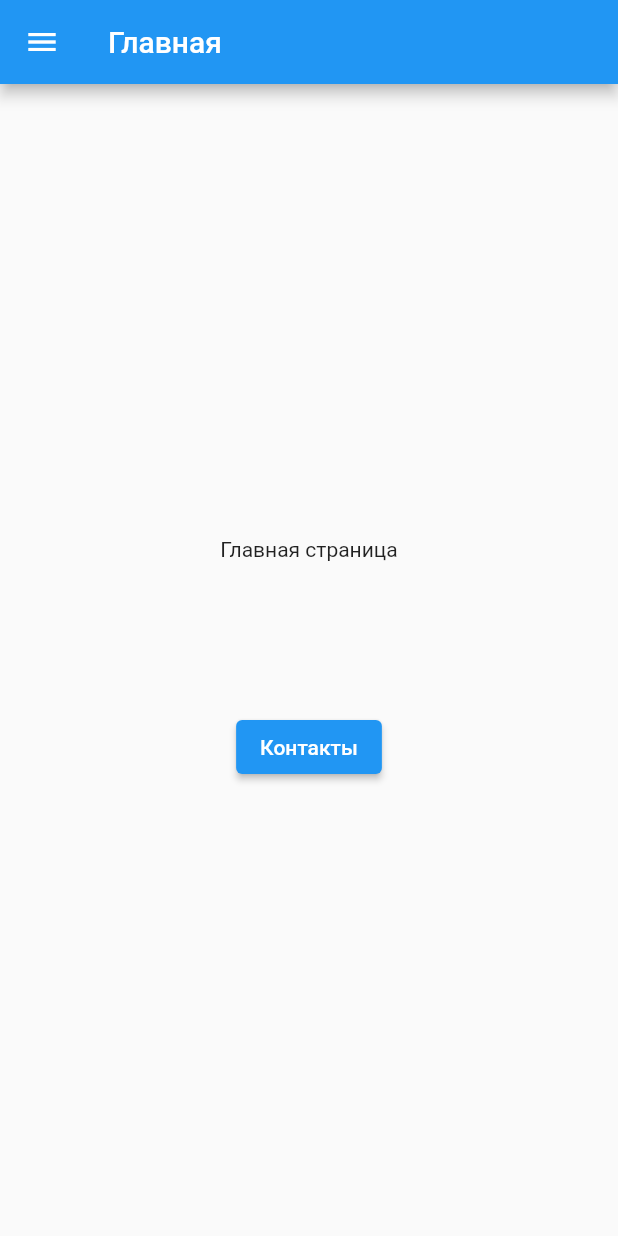
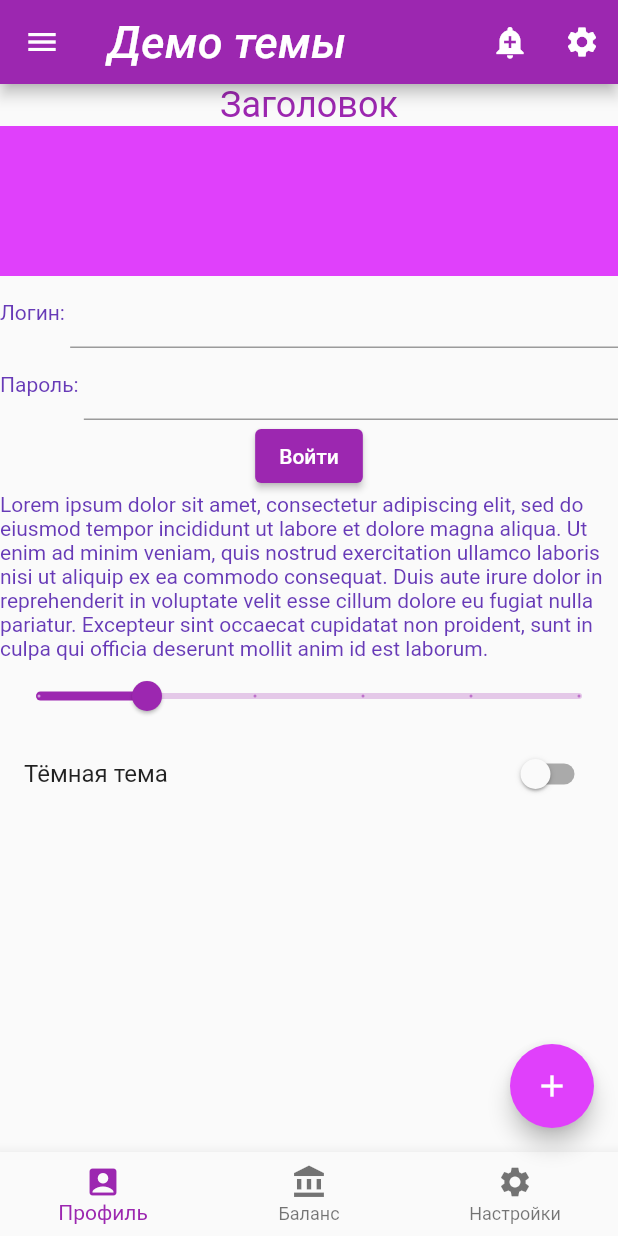
Before and after one commit to MPozh/widgets_demo, a Flutter app: the screen it shows after launch, on a phone screen of 412 x 824 dp. Run offline on Flutter 3.47's test engine with Material 2 defaults, Android fonts, the phone set to English and light mode, and no system bars; our stand-ins replace syncfusion_flutter_sliders; missing offline and left inert: sliding_switch; Roboto replaces fonts that are missing (Georgia, Hind).

Commit message:
добавлена тема оформления

```diff
--- a/lib/main.dart
+++ b/lib/main.dart
@@ -1,10 +1,11 @@
 import 'package:flutter/material.dart';
-import 'package:widgets_demo/app_bar_screen.dart';
-import 'text_demo_screen.dart';
-import 'switches_demo_screen.dart';
-import 'pizza_screen.dart';
-import 'navigation_drawer_screen.dart';
-import 'app_bar_screen.dart';
+import 'package:widgets_demo/screen/app_bar_screen.dart';
+import 'package:widgets_demo/theme_demo_scrren.dart';
+import 'screen/text_demo_screen.dart';
+import 'screen/switches_demo_screen.dart';
+import 'screen/pizza_screen.dart';
+import 'screen/navigation_drawer_screen.dart';
+import 'package:widgets_demo/screen/app_bar_screen.dart';
 import 'navigation_demo.dart';
 
 void main() {
@@ -12,7 +13,7 @@ void main() {
   //runApp(const SwitchesDemoScreen ());
   //runApp(const TextDemoScreen ());
   //runApp(const NavigationDrawerScreen ());
-  runApp(const AppBarScreen ());
-
-  runApp(const NavigationDemoScreen ());
+  //runApp(const AppBarScreen ());
+  //runApp(const NavigationDemoScreen ());
+  runApp(const ThemesDemoApp ());
 }
--- a/lib/navigation_demo.dart
+++ b/lib/navigation_demo.dart
@@ -1,5 +1,6 @@
 import 'package:flutter/material.dart';
-import 'package:widgets_demo/text_demo_screen.dart';
+import 'package:widgets_demo/screen/text_demo_screen.dart';
+import 'package:widgets_demo/utils/global_theme.dart';
 
 class NavigationDemoScreen extends StatefulWidget {
   const NavigationDemoScreen({Key? key}) : super(key: key);
@@ -14,6 +15,7 @@ class _NavigationDemoScreenState extends State<NavigationDemoScreen> {
   @override
   Widget build(BuildContext context) {
     return MaterialApp(
+      theme: globalTheme(),
       //home: const MailScreen() - home здесь нельзя указывать, не работает с initialRoute
       initialRoute: '/',
       routes: {
--- a/lib/switches_demo_screen.dart
+++ b/lib/screen/switches_demo_screen.dart
@@ -1,4 +1,5 @@
 import 'package:flutter/material.dart';
+import 'package:widgets_demo/utils/global_theme.dart';
 
 class SwitchesDemoScreen extends StatefulWidget {
   const SwitchesDemoScreen({Key? key}) : super(key: key);
@@ -29,6 +30,7 @@ class _SwitchesDemoScreenState extends State<SwitchesDemoScreen> {
   @override
   Widget build(BuildContext context) {
     return MaterialApp(
+      theme: globalTheme(),
       home: Scaffold(
         appBar: AppBar(),
         body: Center(
--- /dev/null
+++ b/lib/theme_demo_scrren.dart
@@ -0,0 +1,163 @@
+import 'package:flutter/cupertino.dart';
+import 'package:flutter/material.dart';
+import 'package:widgets_demo/utils/global_theme.dart';
+import 'package:widgets_demo/utils/strings.dart';
+
+class ThemesDemoApp extends StatelessWidget {
+  const ThemesDemoApp({Key? key}) : super(key: key);
+
+  @override
+  Widget build(BuildContext context) {
+    return MaterialApp(
+      theme: globalTheme(),
+      home: ThemesDemoScreen(),
+    );
+  }
+}
+
+class ThemesDemoScreen extends StatefulWidget {
+  const ThemesDemoScreen({Key? key}) : super(key: key);
+
+  @override
+  _ThemesDemoScreenState createState() => _ThemesDemoScreenState();
+}
+
+class _ThemesDemoScreenState extends State<ThemesDemoScreen> {
+  double _currentSliderValue = 20;
+  bool _isDarkTheme = false;
+
+  Widget _navigationDraw() => Drawer(
+     child: ListView(
+       padding: EdgeInsets.zero,
+       children: [
+         DrawerHeader(
+             decoration: const BoxDecoration(
+               color: Colors.blue,
+             ),
+             child: Container(
+               height: 200,
+               child: Column(
+                 mainAxisAlignment: MainAxisAlignment.center,
+                 crossAxisAlignment: CrossAxisAlignment.center,
+                 children: [
+                   Container(
+                     height: 100,
+                     decoration: const BoxDecoration(
+                       borderRadius: BorderRadius.all(Radius.circular(50.0))),
+                     child: Image.network("https://upload.wikimedia.org/wikipedia/commons/thumb/4/44/Google-flutter-logo.svg/320px-Google-flutter-logo.svg.png",),
+                   ),
+                   const Text("Навигация во Flutter"),
+                 ],
+               ),
+             ),
+         ),
+       ListTile(
+         leading: const Icon(Icons.one_k),
+         title: const Text("Каталог"),
+         onTap: () {},
+       ),
+       ListTile(
+          leading: const Icon(Icons.two_k),
+          title: const Text("Корзина"),
+          onTap: () {},
+         ),
+       const Divider(),
+       const Padding(
+           padding: EdgeInsets.only(left: 10),
+           child: Text("Профиль", style: TextStyle(
+             color: Colors.grey, fontWeight: FontWeight.bold)),
+       ),
+       ListTile(
+         leading: const Icon(Icons.settings),
+         title: const Text("Настройки"),
+         onTap: () {},
+       ),
+       ],
+     ),
+  );
+
+  PreferredSizeWidget _appBar() => AppBar(
+    title: Text("Демо темы",),
+    actions: [
+      IconButton(
+          icon: const Icon(Icons.add_alert),
+          tooltip: 'Уведомления',
+          onPressed: () {}, ),
+      IconButton(
+        icon: const Icon(Icons.settings),
+        tooltip: 'Настройки',
+        onPressed: () {}, ),
+    ],
+  );
+
+  @override
+  Widget build(BuildContext context) {
+    return Scaffold(
+      appBar: _appBar(),
+      drawer: _navigationDraw(),
+      body: SingleChildScrollView(
+        child: Center(
+          child: Column(
+            children: [
+              Text("Заголовок", style: Theme.of(context).textTheme.headline5,),
+              Container(
+                height: 100,
+                color: Theme.of(context).colorScheme.secondary,
+              ),
+              Row(
+                children: const [
+                  Text('Логин: '),
+                  Expanded(child: TextField()),
+                ],
+              ),
+              Row(
+                children: const [
+                  Text('Пароль: '),
+                  Expanded(child: TextField()),
+                ],
+              ),
+             ElevatedButton(onPressed: () {}, child: Text('Войти')),
+             Text(Strings.longBodyText),
+             Slider(
+                 value: _currentSliderValue,
+                 max: 100,
+                 divisions: 5,
+                 label: _currentSliderValue.round().toString(),
+                 onChanged: (double value) {
+                   setState(() {
+                     _currentSliderValue = value;
+                   });
+                  }
+                 ),
+              SwitchListTile(
+                  title: Text('Тёмная тема'),
+                  value: _isDarkTheme,
+                  onChanged: (val) {
+                    setState(() {
+                      _isDarkTheme = !_isDarkTheme;
+                      if (_isDarkTheme) {
+
+                      }
+                    });
+                  }),
+            ],
+          ),
+        ),
+      ),
+      floatingActionButton: FloatingActionButton(
+        onPressed: () {},
+        child: Icon(Icons.add),
+      ),
+      bottomNavigationBar: BottomNavigationBar(
+        items: const [
+          BottomNavigationBarItem(
+              icon: Icon(Icons.account_box), label: 'Профиль'),
+          BottomNavigationBarItem(
+              icon: Icon(Icons.account_balance), label: 'Баланс'),
+          BottomNavigationBarItem(
+              icon: Icon(Icons.settings), label: 'Настройки'),
+        ],
+      ),
+    );
+  }
+}
--- /dev/null
+++ b/lib/utils/global_theme.dart
@@ -0,0 +1,22 @@
+import 'package:flutter/material.dart';
+
+//final fPrimaryColor - Colors.red;
+
+ThemeData globalTheme() => ThemeData(
+  fontFamily: 'Georgia',
+  splashColor: Colors.cyanAccent,
+
+  colorScheme: ColorScheme.fromSwatch(
+    brightness: Brightness.light,
+    primarySwatch: Colors.purple,
+  ).copyWith(
+    secondary: Colors.purpleAccent,
+  ),
+
+  textTheme: const TextTheme(
+    headline1: TextStyle(fontSize: 72.0, fontWeight: FontWeight.bold),
+    headline6: TextStyle(fontSize: 30.0, fontStyle: FontStyle.italic),
+    headline5: TextStyle(fontSize: 24.0, color: Colors.purple),
+    bodyText2: TextStyle(fontSize: 14.0, fontFamily: 'Hind', color: Colors.deepPurple),
+  ),
+);
--- /dev/null
+++ b/lib/utils/strings.dart
@@ -0,0 +1,3 @@
+class Strings {
+  static const longBodyText = "Lorem ipsum dolor sit amet, consectetur adipiscing elit, sed do eiusmod tempor incididunt ut labore et dolore magna aliqua. Ut enim ad minim veniam, quis nostrud exercitation ullamco laboris nisi ut aliquip ex ea commodo consequat. Duis aute irure dolor in reprehenderit in voluptate velit esse cillum dolore eu fugiat nulla pariatur. Excepteur sint occaecat cupidatat non proident, sunt in culpa qui officia deserunt mollit anim id est laborum.";
+}
```
Also changed, not shown: lib/screen/app_bar_screen.dart (renamed from lib/app_bar_screen.dart), lib/screen/navigation_drawer_screen.dart (renamed from lib/navigation_drawer_screen.dart), lib/screen/pizza_screen.dart (renamed from lib/pizza_screen.dart), lib/screen/text_demo_screen.dart (renamed from lib/text_demo_screen.dart).
